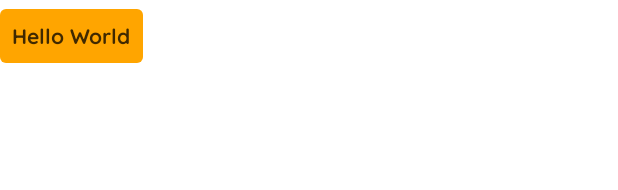
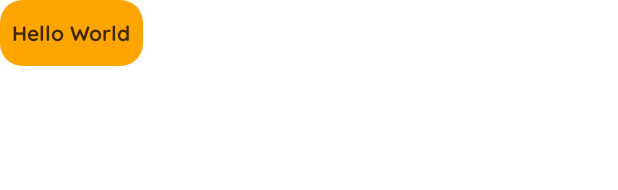
Before and after one commit to KevinSchildhorn/FoToPresenter, an Android app built with Jetpack Compose: the @Preview function DefaultPreview, on a phone screen of 412 x 824 dp. Shown: the top 190 px of the screen. Run offline under Robolectric (Android 15) with nearby library versions, the phone set to English and light mode, and no system bars.

Commit message:
Updating atoms

```diff
--- a/android/src/main/java/me/kevinschildhorn/android/ui/atoms/PrimaryButton.kt
+++ b/android/src/main/java/me/kevinschildhorn/android/ui/atoms/PrimaryButton.kt
@@ -1,15 +1,20 @@
 package me.kevinschildhorn.android.ui.atoms
 
-import androidx.compose.material.ButtonColors
-import androidx.compose.material.ButtonDefaults
+import androidx.compose.foundation.layout.height
 import androidx.compose.material.Text
 import androidx.compose.material.TextButton
 import androidx.compose.runtime.Composable
+import androidx.compose.ui.Modifier
 import androidx.compose.ui.tooling.preview.Preview
+import androidx.compose.ui.unit.dp
+import androidx.compose.ui.unit.sp
 import me.kevinschildhorn.android.extensions.buttonColors
 import me.kevinschildhorn.android.fontFamily
 import me.kevinschildhorn.atomik.atomic.atoms.TextButtonAtom
+import me.kevinschildhorn.atomik.atomic.atoms.heightModifier
+import me.kevinschildhorn.atomik.atomic.atoms.shape
 import me.kevinschildhorn.atomik.atomic.atoms.textStyle
+import me.kevinschildhorn.atomik.atomic.molecules.TextButtonMolecule
 import me.kevinschildhorn.common.design.theme.atomic.DesignAtoms
 
 @Composable
@@ -18,13 +23,18 @@ fun PrimaryButton(
     onClick: () -> Unit,
 ) {
     val atom: TextButtonAtom = DesignAtoms.Buttons.primaryButtonAtom
+    val molecule: TextButtonMolecule = DesignAtoms.Buttons.primaryButtonMolecule
+    val buttonAtom = molecule.buttonAtom
     TextButton(
         onClick = onClick,
-        colors = atom.enabledColor.buttonColors(),
+        colors = buttonAtom.enabledColor.buttonColors(),
+        shape = buttonAtom.shape,
+        modifier = buttonAtom.heightModifier
     ) {
+        val textAtom = molecule.textAtom
         Text(
             text,
-            style = atom.textStyle(fontFamily)
+            style = textAtom.textStyle(fontFamily)
         )
     }
 }
--- /dev/null
+++ b/atomik/src/androidMain/kotlin/me/kevinschildhorn/atomik/atomic/atoms/+FixedSizeAtom.kt
@@ -0,0 +1,11 @@
+package me.kevinschildhorn.atomik.atomic.atoms
+
+import androidx.compose.foundation.layout.height
+import androidx.compose.ui.Modifier
+import androidx.compose.ui.unit.dp
+import me.kevinschildhorn.atomik.atomic.atoms.interfaces.FixedSizeAtom
+
+val FixedSizeAtom.heightModifier: Modifier
+    get() = height?.let {
+        Modifier.height(it.dp)
+    } ?: Modifier
--- /dev/null
+++ b/atomik/src/androidMain/kotlin/me/kevinschildhorn/atomik/atomic/atoms/+RoundedAtom.kt
@@ -0,0 +1,9 @@
+package me.kevinschildhorn.atomik.atomic.atoms
+
+import androidx.compose.foundation.shape.RoundedCornerShape
+import androidx.compose.ui.graphics.Shape
+import androidx.compose.ui.unit.dp
+import me.kevinschildhorn.atomik.atomic.atoms.interfaces.RoundedAtom
+
+val RoundedAtom.shape: Shape
+    get() = RoundedCornerShape(radius.dp)
--- /dev/null
+++ b/atomik/src/commonMain/kotlin/me/kevinschildhorn/atomik/atomic/atoms/ButtonAtom.kt
@@ -0,0 +1,20 @@
+package me.kevinschildhorn.atomik.atomic.atoms
+
+import me.kevinschildhorn.atomik.atomic.atoms.interfaces.AtomType
+import me.kevinschildhorn.atomik.atomic.atoms.interfaces.ColorAtom
+import me.kevinschildhorn.atomik.atomic.atoms.interfaces.EnablableAtom
+import me.kevinschildhorn.atomik.atomic.atoms.interfaces.FixedSizeAtom
+import me.kevinschildhorn.atomik.atomic.atoms.interfaces.RoundedAtom
+import me.kevinschildhorn.atomik.color.base.AtomikColor
+import me.kevinschildhorn.atomik.color.base.AtomikEnabledColor
+
+class ButtonAtom(
+    override val color: AtomikColor,
+    override val enabledColor: AtomikEnabledColor,
+    override val radius: Int,
+    override val height: Int?,
+) : Atom(), EnablableAtom, ColorAtom, RoundedAtom, FixedSizeAtom {
+    override val type: AtomType = AtomType.BUTTON
+
+    override val width: Int? = null
+}
--- a/atomik/src/commonMain/kotlin/me/kevinschildhorn/atomik/atomic/atoms/TextButtonAtom.kt
+++ b/atomik/src/commonMain/kotlin/me/kevinschildhorn/atomik/atomic/atoms/TextButtonAtom.kt
@@ -3,7 +3,9 @@ package me.kevinschildhorn.atomik.atomic.atoms
 import me.kevinschildhorn.atomik.atomic.atoms.interfaces.AtomType
 import me.kevinschildhorn.atomik.atomic.atoms.interfaces.ColorAtom
 import me.kevinschildhorn.atomik.atomic.atoms.interfaces.EnablableAtom
+import me.kevinschildhorn.atomik.atomic.atoms.interfaces.RoundedAtom
 import me.kevinschildhorn.atomik.atomic.atoms.interfaces.TextAtom
+import me.kevinschildhorn.atomik.atomic.molecules.BaseMolecule
 import me.kevinschildhorn.atomik.color.base.AtomikColor
 import me.kevinschildhorn.atomik.color.base.AtomikEnabledColor
 import me.kevinschildhorn.atomik.typography.base.AtomikFontFamily
@@ -14,8 +16,9 @@ class TextButtonAtom(
     override val typography: AtomikTypography,
     override val color: AtomikColor,
     override val fontFamily: AtomikFontFamily?,
+    override val radius: Int = 0,
     private val disabledColor: AtomikColor,
-) : Atom(), EnablableAtom, TextAtom, ColorAtom {
+) : Atom(), EnablableAtom, TextAtom, ColorAtom, RoundedAtom {
 
     override val type: AtomType = AtomType.BUTTON
     override val enabledColor: AtomikEnabledColor
--- a/atomik/src/commonMain/kotlin/me/kevinschildhorn/atomik/atomic/atoms/TextFieldAtom.kt
+++ b/atomik/src/commonMain/kotlin/me/kevinschildhorn/atomik/atomic/atoms/TextFieldAtom.kt
@@ -11,7 +11,7 @@ class TextFieldAtom(
     override val borderColor: AtomikColor,
     override val textColor: AtomikColor,
     override val typography: AtomikTypography,
-    override val fontFamily: AtomikFontFamily,
+    override val fontFamily: AtomikFontFamily?,
 ) : Atom(), TextAtom, BorderedAtom {
     override val type: AtomType
         get() = AtomType.TEXTFIELD
--- a/atomik/src/commonMain/kotlin/me/kevinschildhorn/atomik/atomic/atoms/TextViewAtom.kt
+++ b/atomik/src/commonMain/kotlin/me/kevinschildhorn/atomik/atomic/atoms/TextViewAtom.kt
@@ -9,7 +9,7 @@ import me.kevinschildhorn.atomik.typography.base.AtomikTypography
 class TextViewAtom(
     override val textColor: AtomikColor,
     override val typography: AtomikTypography,
-    override val fontFamily: AtomikFontFamily,
+    override val fontFamily: AtomikFontFamily?,
 ) : Atom(), TextAtom {
     override val type: AtomType
         get() = AtomType.TEXT
--- /dev/null
+++ b/atomik/src/commonMain/kotlin/me/kevinschildhorn/atomik/atomic/atoms/interfaces/FixedSizeAtom.kt
@@ -0,0 +1,6 @@
+package me.kevinschildhorn.atomik.atomic.atoms.interfaces
+
+interface FixedSizeAtom {
+    val width: Int?
+    val height: Int?
+}
--- /dev/null
+++ b/atomik/src/commonMain/kotlin/me/kevinschildhorn/atomik/atomic/atoms/interfaces/RoundedAtom.kt
@@ -0,0 +1,5 @@
+package me.kevinschildhorn.atomik.atomic.atoms.interfaces
+
+interface RoundedAtom {
+    val radius: Int
+}
--- /dev/null
+++ b/atomik/src/commonMain/kotlin/me/kevinschildhorn/atomik/atomic/molecules/TextButtonMolecule.kt
@@ -0,0 +1,36 @@
+package me.kevinschildhorn.atomik.atomic.molecules
+
+import me.kevinschildhorn.atomik.atomic.atoms.Atom
+import me.kevinschildhorn.atomik.atomic.atoms.ButtonAtom
+import me.kevinschildhorn.atomik.atomic.atoms.TextViewAtom
+import me.kevinschildhorn.atomik.color.base.AtomikColor
+import me.kevinschildhorn.atomik.color.base.AtomikEnabledColor
+import me.kevinschildhorn.atomik.typography.base.AtomikFontFamily
+import me.kevinschildhorn.atomik.typography.base.AtomikTypography
+
+class TextButtonMolecule(
+    color: AtomikColor,
+    disabledColor: AtomikColor,
+    radius: Int = 0,
+    height: Int?,
+    textColor: AtomikColor,
+    typography: AtomikTypography,
+    fontFamily: AtomikFontFamily?,
+) : BaseMolecule() {
+
+    val buttonAtom = ButtonAtom(
+        color = color,
+        enabledColor = AtomikEnabledColor(color, disabledColor),
+        radius = radius,
+        height = height
+    )
+
+    val textAtom = TextViewAtom(
+        textColor = textColor,
+        typography = typography,
+        fontFamily = fontFamily,
+    )
+
+
+    override val atoms: List<Atom> = listOf(buttonAtom, textAtom)
+}
--- a/common/src/commonMain/kotlin/me/kevinschildhorn/common/design/theme/atomic/DesignAtoms.kt
+++ b/common/src/commonMain/kotlin/me/kevinschildhorn/common/design/theme/atomic/DesignAtoms.kt
@@ -1,7 +1,7 @@
 package me.kevinschildhorn.common.design.theme.atomic
 
 import me.kevinschildhorn.atomik.atomic.atoms.TextButtonAtom
-import me.kevinschildhorn.atomik.atomic.atoms.TextViewAtom
+import me.kevinschildhorn.atomik.atomic.molecules.TextButtonMolecule
 import me.kevinschildhorn.atomik.color.disabledColor
 import me.kevinschildhorn.atomik.typography.base.TypographyType
 import me.kevinschildhorn.common.design.theme.designSystem
@@ -19,6 +19,17 @@ object DesignAtoms {
             textColor = designSystem.colorSet.primaryText,
             color = designSystem.colorSet.primary,
             disabledColor = disabledColor,
+            typography = designSystem.typographySet.getTypography(TypographyType.Button),
+            fontFamily = designSystem.fontFamily,
+            radius = 15,
+        )
+
+        val primaryButtonMolecule = TextButtonMolecule(
+            color = designSystem.colorSet.primary,
+            disabledColor = disabledColor,
+            radius = 15,
+            height = 44,
+            textColor = designSystem.colorSet.primaryText,
             typography = designSystem.typographySet.getTypography(TypographyType.Button),
             fontFamily = designSystem.fontFamily,
         )
```
